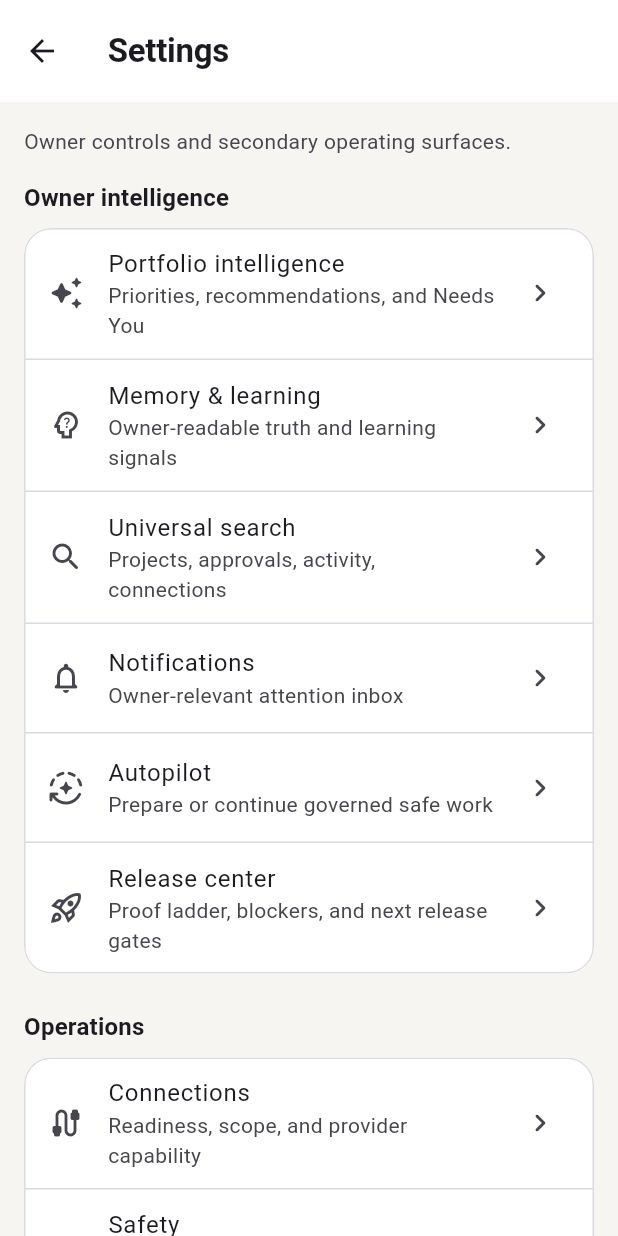
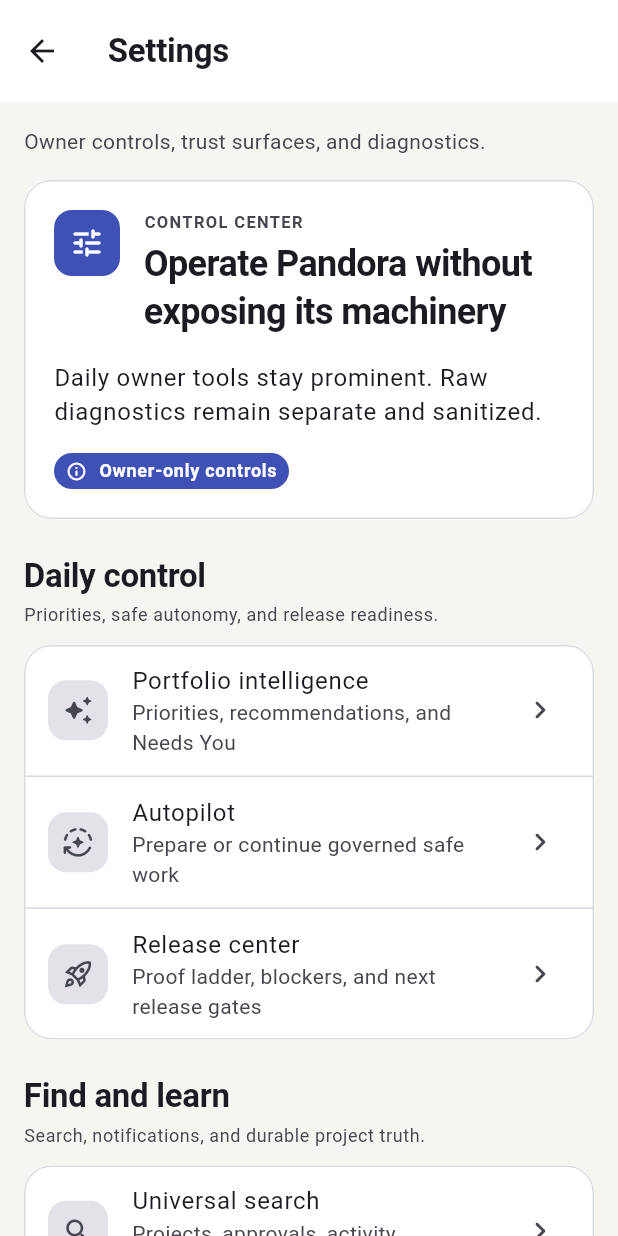
Before and after one commit to banataosystems/Pandoras-box, a Flutter app: the PandoraShell screen opened directly, after a tap on the "settings" icon, on a phone screen of 412 x 824 dp. Run offline on Flutter 3.47's test engine with Material 3 defaults, Android fonts, the phone set to English and light mode, and no system bars; our stand-ins replace supabase_flutter; accounts and stored records are empty.

Commit message:
feat(mobile): reorganize Settings around owner workflows

```diff
--- a/apps/pandora-mobile/lib/features/settings/settings_screen.dart
+++ b/apps/pandora-mobile/lib/features/settings/settings_screen.dart
@@ -3,7 +3,9 @@
 import '../../app/pandora_dependencies.dart';
 import '../../core/design/pandora_tokens.dart';
 import '../../core/security/pandora_auth.dart';
+import '../../core/widgets/owner_experience.dart';
 import '../../core/widgets/pandora_page.dart';
+import '../../core/widgets/status_badge.dart';
 import '../connections/connections_screen.dart';
 import '../diagnostics/developer_diagnostics_screen.dart';
 import '../intelligence/owner_intelligence_screen.dart';
@@ -40,82 +42,37 @@
     Navigator.of(context).push(MaterialPageRoute<void>(builder: (_) => screen));
   }
 
-  Widget _tile({
-    required IconData icon,
-    required String title,
-    required String subtitle,
-    required VoidCallback onTap,
-  }) {
-    return ListTile(
-      minVerticalPadding: PandoraSpacing.sm,
-      leading: Icon(icon),
-      title: Text(title),
-      subtitle: Text(subtitle),
-      trailing: const Icon(Icons.chevron_right_rounded),
-      onTap: onTap,
-    );
-  }
-
   @override
   Widget build(BuildContext context) => PandoraPage(
         title: 'Settings',
-        subtitle: 'Owner controls and secondary operating surfaces.',
+        subtitle: 'Owner controls, trust surfaces, and diagnostics.',
         child: Column(
           crossAxisAlignment: CrossAxisAlignment.stretch,
           children: [
-            Semantics(
-              header: true,
-              child: Text(
-                'Owner intelligence',
-                style: Theme.of(context).textTheme.titleMedium,
+            const OwnerBriefingHero(
+              eyebrow: 'Control center',
+              title: 'Operate Pandora without exposing its machinery',
+              message:
+                  'Daily owner tools stay prominent. Raw diagnostics remain separate and sanitized.',
+              icon: Icons.tune_rounded,
+              tone: PandoraStatusTone.informative,
+              statusLabel: 'Owner-only controls',
             ),
+            const SizedBox(height: PandoraSpacing.xl),
+            const OwnerSectionHeading(
+              title: 'Daily control',
+              subtitle: 'Priorities, safe autonomy, and release readiness.',
             ),
-            const SizedBox(height: PandoraSpacing.xs),
-            Card(
-              clipBehavior: Clip.antiAlias,
-              child: Column(
+            const SizedBox(height: PandoraSpacing.sm),
+            _SettingsGroup(
               children: [
-                  _tile(
+                _SettingsAction(
                   icon: Icons.auto_awesome_rounded,
                   title: 'Portfolio intelligence',
                   subtitle: 'Priorities, recommendations, and Needs You',
                   onTap: () => _open(const OwnerIntelligenceScreen()),
                 ),
-                  const Divider(height: 1),
-                  _tile(
-                    icon: Icons.psychology_alt_outlined,
-                    title: 'Memory & learning',
-                    subtitle: 'Owner-readable truth and learning signals',
-                    onTap: () => _open(
-                      const OwnerIntelligenceScreen(
-                        initialSection: OwnerIntelligenceSection.memory,
-                      ),
-                    ),
-                  ),
-                  const Divider(height: 1),
-                  _tile(
-                    icon: Icons.search_rounded,
-                    title: 'Universal search',
-                    subtitle: 'Projects, approvals, activity, connections',
-                    onTap: () => _open(
-                      const OwnerIntelligenceScreen(
-                        initialSection: OwnerIntelligenceSection.search,
-                      ),
-                    ),
-                  ),
-                  const Divider(height: 1),
-                  _tile(
-                    icon: Icons.notifications_none_rounded,
-                    title: 'Notifications',
-                    subtitle: 'Owner-relevant attention inbox',
-                    onTap: () => _open(
-                      const OwnerIntelligenceScreen(
-                        initialSection: OwnerIntelligenceSection.notifications,
-                      ),
-                    ),
-                  ),
-                  const Divider(height: 1),
-                  _tile(
+                _SettingsAction(
                   icon: Icons.auto_mode_rounded,
                   title: 'Autopilot',
                   subtitle: 'Prepare or continue governed safe work',
@@ -125,8 +82,7 @@
                     ),
                   ),
                 ),
-                  const Divider(height: 1),
-                  _tile(
+                _SettingsAction(
                   icon: Icons.rocket_launch_outlined,
                   title: 'Release center',
                   subtitle: 'Proof ladder, blockers, and next release gates',
@@ -138,35 +94,67 @@
                 ),
               ],
             ),
+            const SizedBox(height: PandoraSpacing.xl),
+            const OwnerSectionHeading(
+              title: 'Find and learn',
+              subtitle: 'Search, notifications, and durable project truth.',
+            ),
+            const SizedBox(height: PandoraSpacing.sm),
+            _SettingsGroup(
+              children: [
+                _SettingsAction(
+                  icon: Icons.search_rounded,
+                  title: 'Universal search',
+                  subtitle: 'Projects, approvals, activity, connections',
+                  onTap: () => _open(
+                    const OwnerIntelligenceScreen(
+                      initialSection: OwnerIntelligenceSection.search,
+                    ),
+                  ),
+                ),
+                _SettingsAction(
+                  icon: Icons.notifications_none_rounded,
+                  title: 'Notifications',
+                  subtitle: 'Owner-relevant attention inbox',
+                  onTap: () => _open(
+                    const OwnerIntelligenceScreen(
+                      initialSection: OwnerIntelligenceSection.notifications,
+                    ),
+                  ),
+                ),
+                _SettingsAction(
+                  icon: Icons.psychology_alt_outlined,
+                  title: 'Memory & learning',
+                  subtitle: 'Owner-readable truth and learning signals',
+                  onTap: () => _open(
+                    const OwnerIntelligenceScreen(
+                      initialSection: OwnerIntelligenceSection.memory,
+                    ),
+                  ),
+                ),
+              ],
             ),
             const SizedBox(height: PandoraSpacing.xl),
-            Semantics(
-              header: true,
-              child: Text(
-                'Operations',
-                style: Theme.of(context).textTheme.titleMedium,
+            const OwnerSectionHeading(
+              title: 'Trust and operations',
+              subtitle: 'Provider capability, policy, and sanitized evidence.',
             ),
-            ),
-            const SizedBox(height: PandoraSpacing.xs),
-            Card(
-              clipBehavior: Clip.antiAlias,
-              child: Column(
+            const SizedBox(height: PandoraSpacing.sm),
+            _SettingsGroup(
               children: [
-                  _tile(
+                _SettingsAction(
                   icon: Icons.cable_rounded,
                   title: 'Connections',
                   subtitle: 'Readiness, scope, and provider capability',
                   onTap: () => _open(const ConnectionsScreen()),
                 ),
-                  const Divider(height: 1),
-                  _tile(
+                _SettingsAction(
                   icon: Icons.shield_outlined,
                   title: 'Safety',
                   subtitle: 'Policy, authorization, and evidence posture',
                   onTap: () => _open(const SafetyScreen()),
                 ),
-                  const Divider(height: 1),
-                  _tile(
+                _SettingsAction(
                   icon: Icons.monitor_heart_outlined,
                   title: 'Developer diagnostics',
                   subtitle: 'Sanitized, temporary request metadata',
@@ -174,16 +162,9 @@
                 ),
               ],
             ),
-            ),
             const SizedBox(height: PandoraSpacing.xl),
-            Semantics(
-              header: true,
-              child: Text(
-                'Account',
-                style: Theme.of(context).textTheme.titleMedium,
-              ),
-            ),
-            const SizedBox(height: PandoraSpacing.xs),
+            const OwnerSectionHeading(title: 'Account'),
+            const SizedBox(height: PandoraSpacing.sm),
             OutlinedButton.icon(
               onPressed: _signingOut ? null : _signOut,
               icon: _signingOut
@@ -198,3 +179,55 @@
         ),
       );
 }
+
+class _SettingsGroup extends StatelessWidget {
+  const _SettingsGroup({required this.children});
+
+  final List<_SettingsAction> children;
+
+  @override
+  Widget build(BuildContext context) => Card(
+        clipBehavior: Clip.antiAlias,
+        child: Column(
+          children: [
+            for (var index = 0; index < children.length; index++) ...[
+              children[index],
+              if (index != children.length - 1) const Divider(height: 1),
+            ],
+          ],
+        ),
+      );
+}
+
+class _SettingsAction extends StatelessWidget {
+  const _SettingsAction({
+    required this.icon,
+    required this.title,
+    required this.subtitle,
+    required this.onTap,
+  });
+
+  final IconData icon;
+  final String title;
+  final String subtitle;
+  final VoidCallback onTap;
+
+  @override
+  Widget build(BuildContext context) => ListTile(
+        minVerticalPadding: PandoraSpacing.sm,
+        leading: Container(
+          width: 40,
+          height: 40,
+          alignment: Alignment.center,
+          decoration: BoxDecoration(
+            color: Theme.of(context).colorScheme.surfaceContainerHighest,
+            borderRadius: PandoraRadius.controlBorder,
+          ),
+          child: Icon(icon, size: 21),
+        ),
+        title: Text(title),
+        subtitle: Text(subtitle),
+        trailing: const Icon(Icons.chevron_right_rounded),
+        onTap: onTap,
+      );
+}
```
Lines whose indentation alone changed are shown as unchanged.
